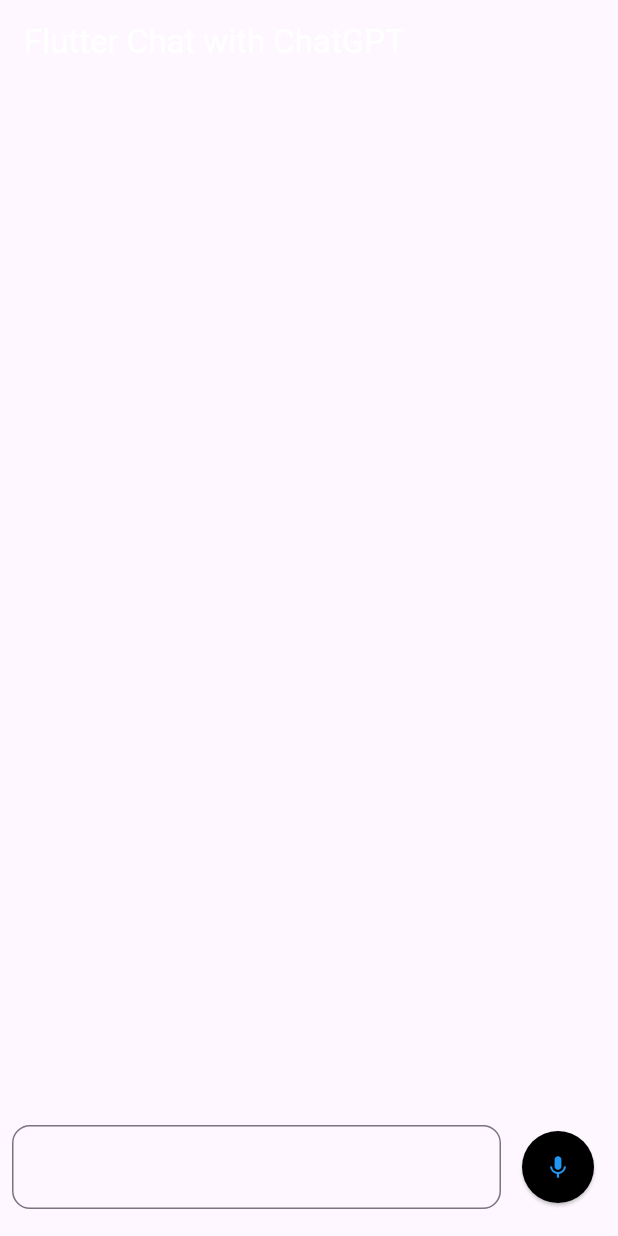
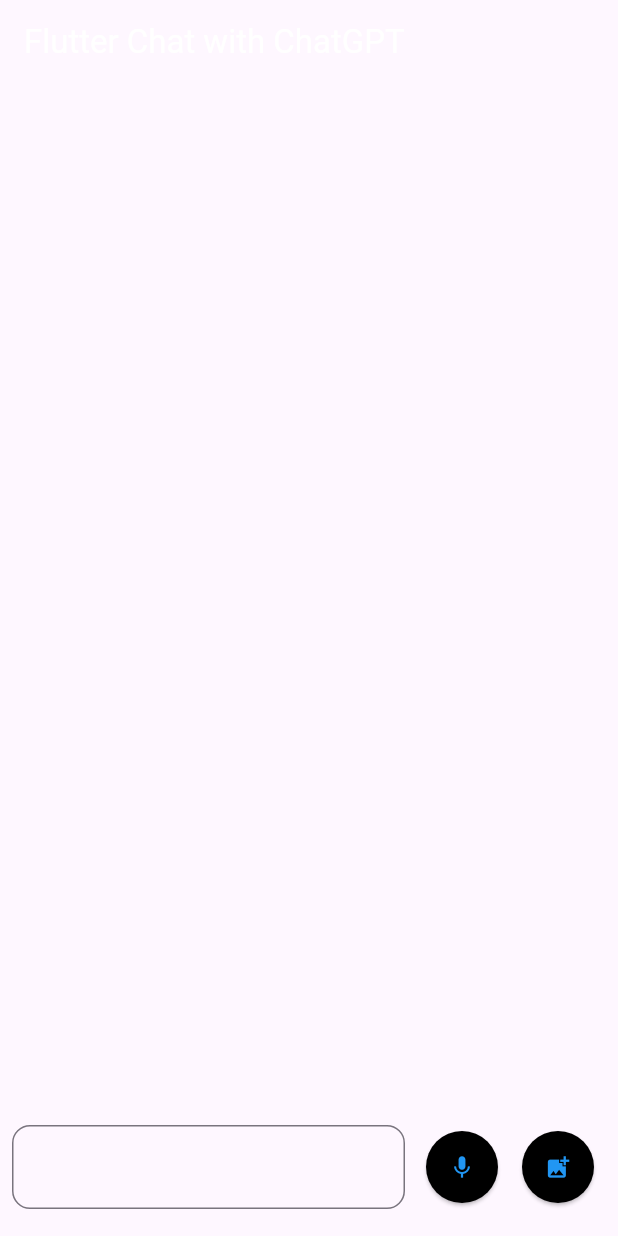
Before and after one commit to hato72/flutter_chatapp, a Flutter app: the screen it shows after launch, on a phone screen of 412 x 824 dp. Run offline on Flutter 3.47's test engine with Material 3 defaults, Android fonts, the light colour scheme and no system bars; our stand-ins replace dash_chat_2, flutter_riverpod, speech_to_text; missing offline and left inert: chat_gpt_sdk, image_picker_web.

Commit message:
画像認識処理実装

```diff
--- a/lib/pages/ocr/chat_page_next.dart
+++ b/lib/pages/ocr/chat_page_next.dart
@@ -52,7 +52,7 @@ class _ChatPageState extends State<ChatPage>{
         'post_img': base64Image,
       });
 
-      startLoading();
+      //startLoading();
 
       try {
         Response response = await http.post(url, body: body);
@@ -83,7 +83,7 @@ class _ChatPageState extends State<ChatPage>{
         print('Error: $e');
       }
 
-      endLoading();
+      //endLoading();
     }
   }
 
--- a/lib/voice/widget/TextAndVoiceField.dart
+++ b/lib/voice/widget/TextAndVoiceField.dart
@@ -5,8 +5,16 @@ import 'package:flutter_chatapp/voice/handler/api_handler.dart';
 import 'package:flutter_chatapp/voice/models/chat_model.dart';
 import 'package:flutter_chatapp/voice/models/chat_provider.dart';
 import 'package:flutter_chatapp/voice/handler/voice_handler.dart';
+import 'package:flutter_chatapp/voice/widget/image_toggle_button.dart';
 import 'package:flutter_chatapp/voice/widget/toggle_button.dart';
 import 'package:flutter_riverpod/flutter_riverpod.dart';
+
+//ocr
+import 'package:image_picker_web/image_picker_web.dart';
+import 'package:http/http.dart';
+import 'package:http/http.dart' as http;
+import 'dart:typed_data';
+import 'dart:convert';
 
 enum InputMode{
   text,
@@ -27,6 +35,14 @@ class _TextAndVoiceFieldState extends ConsumerState<TextAndVoiceField>{
   final VoiceHandler voiceHandler = VoiceHandler();
   var _isReplying = false;
   var _isListening = false;
+
+  var _isSelecting = false;
+  var _isReading = false;
+  //final OCRHandler _ocrHandler = OCRHandler();
+
+  Uint8List? _pickedImage;
+  String _ocrResult = "";
+  bool isLoading = false;
 
   @override
   void initState(){
@@ -81,10 +97,72 @@ class _TextAndVoiceFieldState extends ConsumerState<TextAndVoiceField>{
             sendTextMessage(message);
           },
           sendVoiceMessage: sendVoiceMessage,
+        ),
+
+        ImageToggleButton(
+          isSelecting: _isSelecting,
+          isReading: _isReading,
+          selectImage: pickImage,
+          readImage: sendImage
         )
       ],
     );
   }
+
+  // void selectImage() async{
+  //   print("select image");
+  //   await pickImage();
+  // }
+
+  void pickImage() async {
+    Uint8List? imageBytes = await ImagePickerWeb.getImageAsBytes();
+    if (imageBytes != null) {
+      setState(() {
+        _pickedImage = imageBytes;
+        _ocrResult = ""; // リセット
+        _isSelecting = true;
+      });
+    }
+  }
+
+  // void readImage() async{
+  //   print("ocr image");
+  //   await _ocrHandler.sendImage();
+  // }
+
+  void sendImage() async {
+    if (_pickedImage != null) {
+      String base64Image = base64Encode(_pickedImage!);
+      Uri url = Uri.parse('http://127.0.0.1:5000/trimming');
+      String body = json.encode({
+        'post_img': base64Image,
+      });
+
+      //startLoading();
+
+      try {
+        Response response = await http.post(url, body: body);
+
+        if (response.statusCode == 200) {
+          final data = json.decode(response.body);
+          setState(() {
+            _ocrResult = data['ocr_result'];
+            _isSelecting = false;
+          });
+          sendTextMessage(_ocrResult);
+
+        } else {
+          print('エラー: ${response.statusCode}');
+        }
+      } catch (e) {
+        print('Error: $e');
+      }
+      //endLoading();
+    }
+  }
+
+
+
   void setInputMode(InputMode inputMode){
     setState(() {
       _inputMode = inputMode;
@@ -117,6 +195,7 @@ class _TextAndVoiceFieldState extends ConsumerState<TextAndVoiceField>{
     // );
     setState(() {
       _isReplying = true;
+      _isReading = true;
     });
     addToChatList(message, true, DateTime.now().toString());
     addToChatList('typing...', false, 'typing');
@@ -127,6 +206,7 @@ class _TextAndVoiceFieldState extends ConsumerState<TextAndVoiceField>{
     addToChatList(AIResponse, false, DateTime.now().toString());
     setState(() {
       _isReplying = false;
+      _isReading = false;
     });
   }
 
--- /dev/null
+++ b/lib/voice/widget/image_toggle_button.dart
@@ -0,0 +1,45 @@
+import 'package:flutter/material.dart';
+//import 'package:flutter_chatapp/voice/widget/TextAndVoiceField.dart';
+
+class ImageToggleButton extends StatefulWidget{
+  final VoidCallback _selectImage;
+  final VoidCallback _readImage;
+  final bool _isSelecting;
+  final bool _isReading;
+
+  const ImageToggleButton({
+    super.key,
+    required bool isSelecting,
+    required bool isReading,
+    required VoidCallback selectImage,
+    required VoidCallback readImage
+  }) :
+      _selectImage = selectImage,
+      _readImage = readImage,
+      _isSelecting = isSelecting,
+      _isReading = isReading;
+
+  @override
+  State<ImageToggleButton> createState() => _ImageToggleButtonState();
+}
+
+class _ImageToggleButtonState extends State<ImageToggleButton>{
+  @override
+  Widget build(BuildContext context){
+    return ElevatedButton(
+      style: ElevatedButton.styleFrom(
+        backgroundColor: Colors.black,
+        foregroundColor: Colors.blue,
+        shape: const CircleBorder(),
+        padding: const EdgeInsets.all(15),
+      ),
+      //onPressed: () {},
+      onPressed: widget._isReading? null : widget._isSelecting
+        ? widget._readImage
+        : widget._selectImage,
+      child: Icon(
+        widget._isReading? Icons.add_photo_alternate : widget._isSelecting? Icons.insert_photo : Icons.add_photo_alternate,
+      ),
+    );
+  }
+}
```
